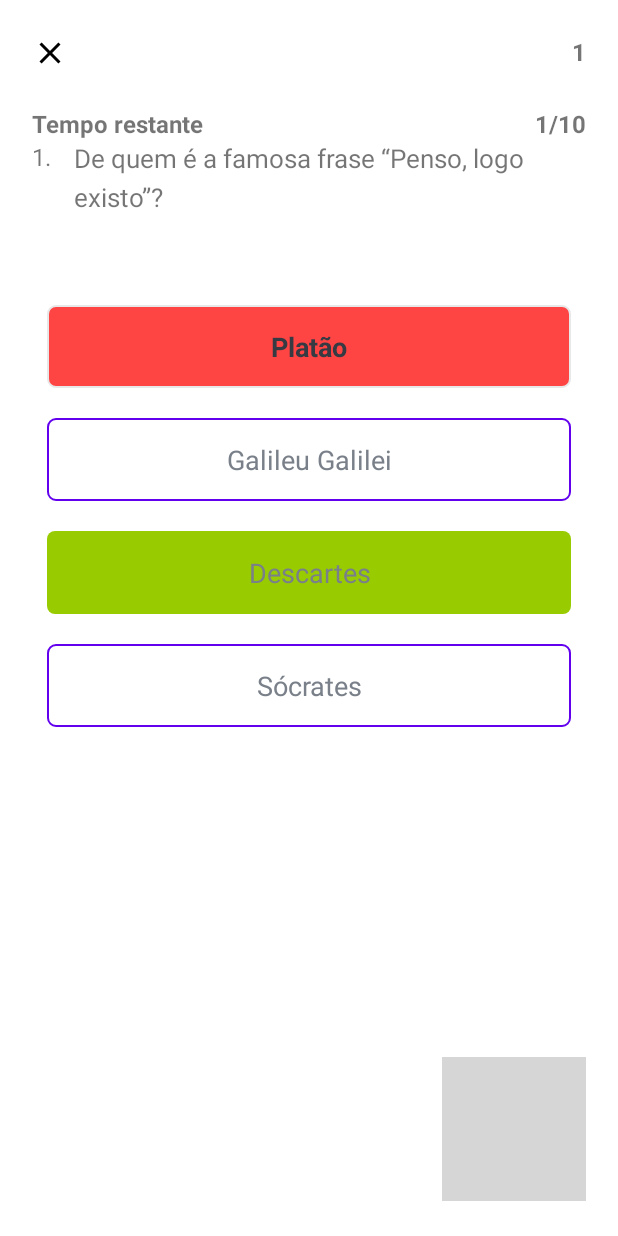
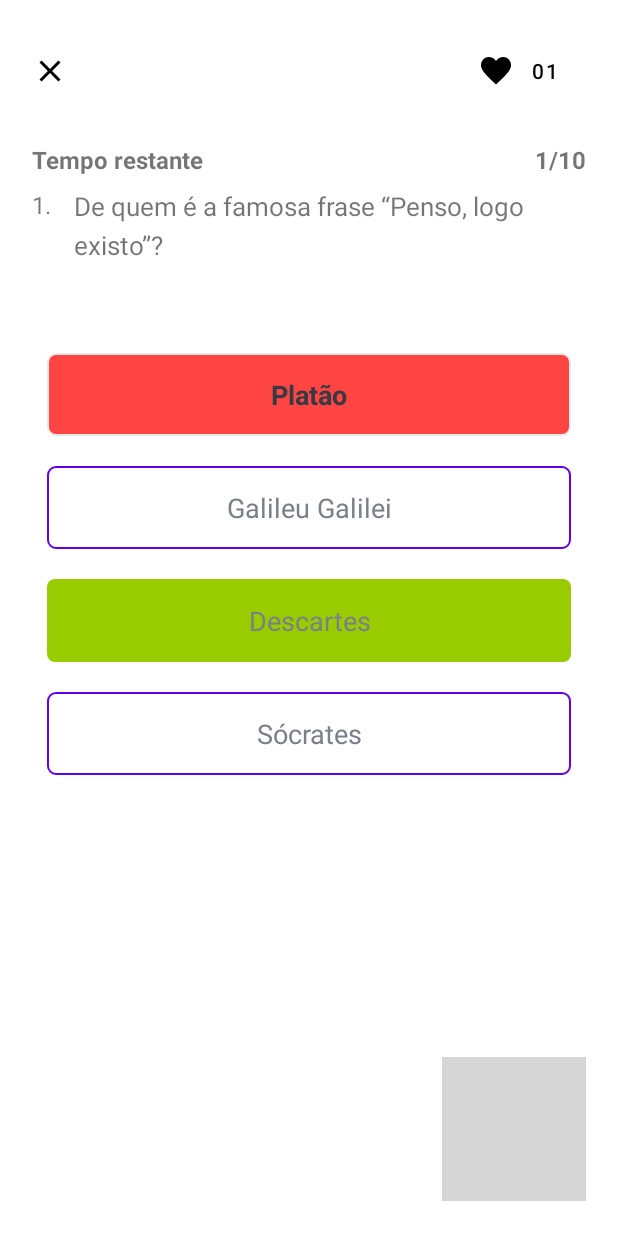
Before and after one commit to danielrn07/app_quiz, an Android app: the QuestionsActivity screen opened directly, with no data from a screen before it, after a tap on "Platão", on a phone screen of 412 x 824 dp. Run offline under Robolectric (Android 15) with nearby library versions, the phone set to English and light mode, and no system bars; 3 other taps on this screen came first; grey boxes are pictures that could not be loaded.

Commit message:
Adiciona ícone no contador de erros

```diff
--- a/app/src/main/java/br/edu/infnet/app_quiz_assessment/QuestionsActivity.kt
+++ b/app/src/main/java/br/edu/infnet/app_quiz_assessment/QuestionsActivity.kt
@@ -33,8 +33,9 @@ class QuestionsActivity : AppCompatActivity(), View.OnClickListener {
         setup()
     }
 
+    @SuppressLint("SetTextI18n")
     private fun setup() {
-        binding.tvTotalLife.text = "$contLife"
+        binding.tvTotalLife.text = "0$contLife"
 
         questionsList = Constants.getQuestions()
 
@@ -71,6 +72,7 @@ class QuestionsActivity : AppCompatActivity(), View.OnClickListener {
     }
 
 
+    @SuppressLint("SetTextI18n")
     private fun checkAnswer() {
         val question = questionsList?.get(currentPosition - 1)
 
@@ -81,7 +83,7 @@ class QuestionsActivity : AppCompatActivity(), View.OnClickListener {
 
             //Diminui uma vida no contador e volta para tela inicial quando a vida chegar a 0
             contLife--
-            binding.tvTotalLife.text = "$contLife"
+            binding.tvTotalLife.text = "0$contLife"
             if (contLife == 0){
                 val intent = Intent(this, TryAgainActivity::class.java)
                 startActivity(intent)
--- /dev/null
+++ b/app/src/main/res/drawable/ic_heart.xml
@@ -0,0 +1,4 @@
+<vector android:height="24dp" android:viewportHeight="48"
+    android:viewportWidth="48" android:width="24dp" xmlns:android="http://schemas.android.com/apk/res/android">
+    <path android:fillColor="#FF000000" android:pathData="m24,41.95 l-2.05,-1.85q-5.3,-4.85 -8.75,-8.375 -3.45,-3.525 -5.5,-6.3T4.825,20.4Q4,18.15 4,15.85q0,-4.5 3.025,-7.525Q10.05,5.3 14.5,5.3q2.85,0 5.275,1.35Q22.2,8 24,10.55q2.1,-2.7 4.45,-3.975T33.5,5.3q4.45,0 7.475,3.025Q44,11.35 44,15.85q0,2.3 -0.825,4.55T40.3,25.425q-2.05,2.775 -5.5,6.3T26.05,40.1Z"/>
+</vector>
--- a/app/src/main/res/layout/activity_questions.xml
+++ b/app/src/main/res/layout/activity_questions.xml
@@ -22,23 +22,27 @@
             app:layout_constraintStart_toStartOf="parent"
             app:layout_constraintTop_toTopOf="parent">
 
-            <TextView
+
+
+
+
+            <Button
                 android:id="@+id/tv_total_life"
                 android:layout_width="wrap_content"
                 android:layout_height="wrap_content"
+                android:drawableLeft="@drawable/ic_heart"
                 android:text="00"
-                android:textSize="16sp"
-                android:textStyle="bold"
+                android:textColor="@color/black"
+                android:background="@android:color/transparent"
                 app:layout_constraintEnd_toEndOf="parent"
-                app:layout_constraintTop_toTopOf="parent"
-
-                />
+                app:layout_constraintTop_toTopOf="parent" />
 
             <ImageView
                 android:id="@+id/close_btn"
                 android:layout_width="wrap_content"
                 android:layout_height="wrap_content"
                 android:src="@drawable/ic_close"
+                app:layout_constraintBottom_toBottomOf="parent"
                 app:layout_constraintStart_toStartOf="parent"
                 app:layout_constraintTop_toTopOf="parent" />
 
@@ -93,6 +97,7 @@
                 android:layout_height="100dp"
                 android:orientation="horizontal"
                 android:weightSum="4.0"
+                android:layout_marginTop="8dp"
                 app:layout_constraintBottom_toBottomOf="parent"
                 app:layout_constraintEnd_toEndOf="parent"
                 app:layout_constraintStart_toStartOf="parent"
@@ -194,6 +199,8 @@
                 android:textSize="18sp"
                 tools:text="Lorem ipsum" />
 
+
+
         </LinearLayout>
 
 
```
